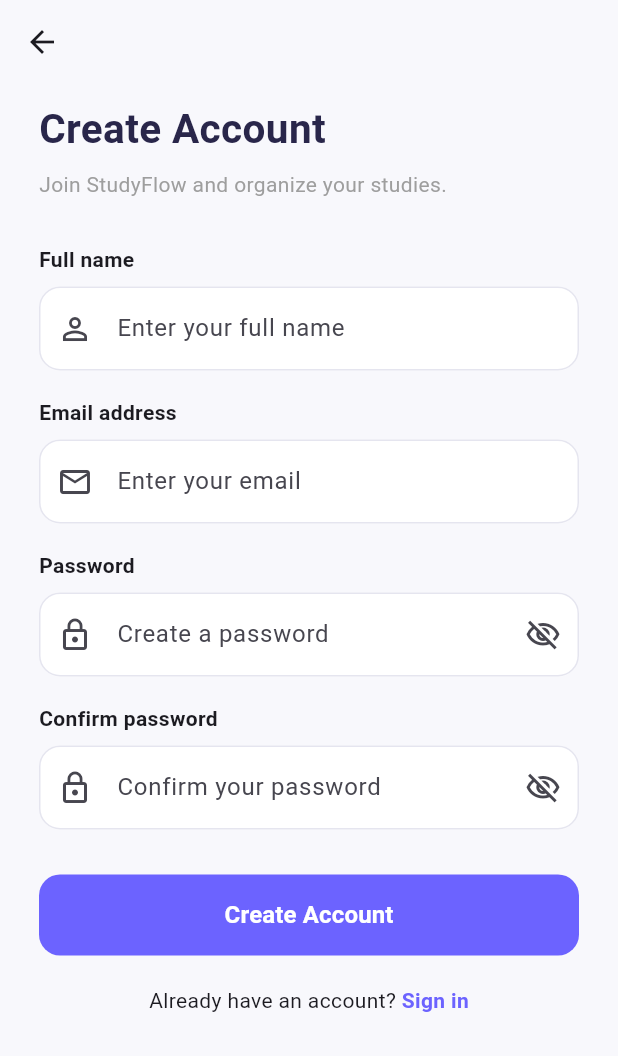
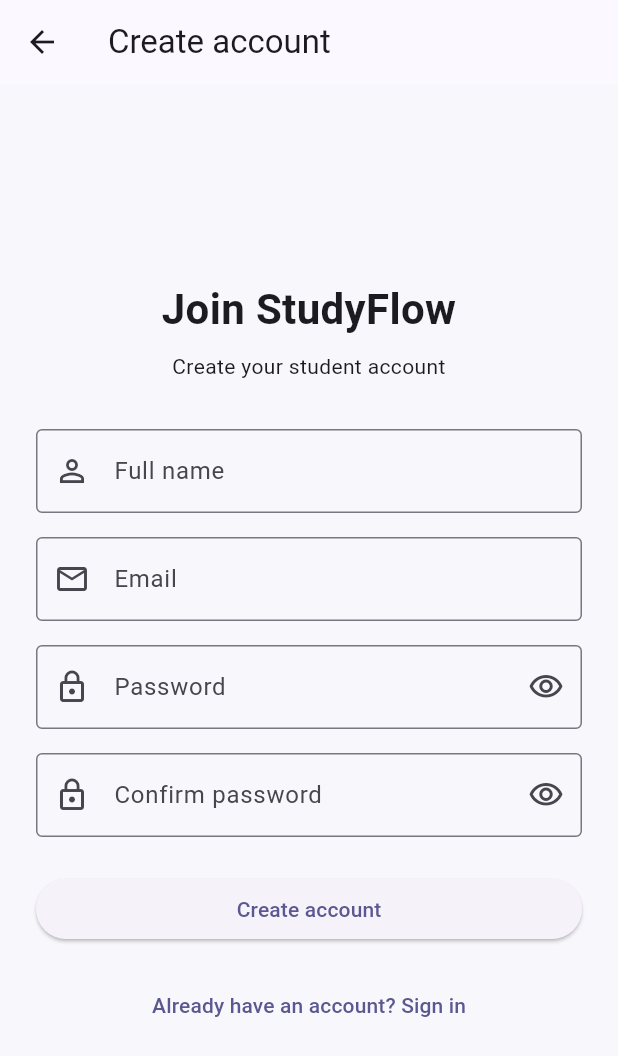
Before and after one commit to aminelanouar3/StudyFlow, a Flutter app: the RegisterScreen screen opened by its route, on a phone screen of 412 x 824 dp. Shown: the top 1056 px of the screen. Run offline on Flutter 3.47's test engine with Material 3 defaults, Android fonts, the phone set to English and light mode, and no system bars; our stand-ins replace flutter_secure_storage; accounts and stored records are empty.

Commit message:
interfaces login register verification email

```diff
--- a/studyflow_mobile/lib/screens/auth/register_screen.dart
+++ b/studyflow_mobile/lib/screens/auth/register_screen.dart
@@ -1,10 +1,9 @@
 
 import 'package:flutter/material.dart';
 
-import '../../widgets/custom_text_field.dart';
-import '../../widgets/custom_button.dart';
 import '../../services/authentication_service.dart';
-import '../../app/routes.dart';
+import 'login_screen.dart';
+import 'verify_email_screen.dart';
 
 class RegisterScreen extends StatefulWidget {
   const RegisterScreen({super.key});
@@ -21,9 +20,52 @@ class _RegisterScreenState extends State<RegisterScreen> {
   final _passwordController = TextEditingController();
   final _confirmPasswordController = TextEditingController();
 
+  bool _loading = false;
   bool _obscurePassword = true;
   bool _obscureConfirmPassword = true;
-  bool _isLoading = false;
+
+  void _showMessage(String message) {
+    if (!mounted) return;
+
+    ScaffoldMessenger.of(context).showSnackBar(
+      SnackBar(content: Text(message)),
+    );
+  }
+
+  Future<void> _register() async {
+    if (!_formKey.currentState!.validate()) return;
+
+    setState(() => _loading = true);
+
+    try {
+      final response = await AuthenticationService.register(
+        _nameController.text.trim(),
+        _emailController.text.trim(),
+        _passwordController.text,
+      );
+
+      if (!mounted) return;
+
+      if (response.success) {
+        Navigator.push(
+          context,
+          MaterialPageRoute(
+            builder: (_) => VerifyEmailScreen(
+              email: _emailController.text.trim(),
+            ),
+          ),
+        );
+      } else {
+        _showMessage(response.message);
+      }
+    } catch (e) {
+      _showMessage('Registration failed: $e');
+    } finally {
+      if (mounted) {
+        setState(() => _loading = false);
+      }
+    }
+  }
 
   @override
   void dispose() {
@@ -34,112 +76,89 @@ class _RegisterScreenState extends State<RegisterScreen> {
     super.dispose();
   }
 
-  Future<void> _register() async {
-    if (!_formKey.currentState!.validate()) return;
-
-    setState(() => _isLoading = true);
-
-    try {
-      final response = await AuthenticationService.register(
-        fullName: _nameController.text.trim(),
-        email: _emailController.text.trim(),
-        password: _passwordController.text,
-      );
-
-      if (!mounted) return;
-
-      if (response.success) {
-        ScaffoldMessenger.of(context).showSnackBar(
-          const SnackBar(
-            content: Text('Account created successfully. Please sign in.'),
-          ),
-        );
-
-        Navigator.pushReplacementNamed(context, AppRoutes.login);
-      } else {
-        ScaffoldMessenger.of(context).showSnackBar(
-          SnackBar(content: Text(response.message)),
-        );
-      }
-    } catch (e) {
-      if (!mounted) return;
-
-      ScaffoldMessenger.of(context).showSnackBar(
-        SnackBar(content: Text('Registration failed: $e')),
-      );
-    } finally {
-      if (mounted) {
-        setState(() => _isLoading = false);
-      }
-    }
-  }
-
   @override
   Widget build(BuildContext context) {
     return Scaffold(
-      appBar: AppBar(backgroundColor: Colors.transparent),
+      appBar: AppBar(
+        title: const Text('Create account'),
+      ),
       body: SafeArea(
+        child: Center(
           child: SingleChildScrollView(
-          padding: const EdgeInsets.fromLTRB(26, 10, 26, 30),
+            padding: const EdgeInsets.all(24),
             child: Form(
               key: _formKey,
               child: Column(
-              crossAxisAlignment: CrossAxisAlignment.start,
+                crossAxisAlignment: CrossAxisAlignment.stretch,
                 children: [
                   const Text(
-                  'Create Account',
+                    'Join StudyFlow',
+                    textAlign: TextAlign.center,
                     style: TextStyle(
-                    fontSize: 27,
+                      fontSize: 28,
                       fontWeight: FontWeight.bold,
-                    color: Color(0xFF29264A),
                     ),
                   ),
                   const SizedBox(height: 8),
                   const Text(
-                  'Join StudyFlow and organize your studies.',
-                  style: TextStyle(color: Colors.grey),
+                    'Create your student account',
+                    textAlign: TextAlign.center,
                   ),
-                const SizedBox(height: 30),
-                CustomTextField(
-                  label: 'Full name',
-                  hint: 'Enter your full name',
-                  prefixIcon: Icons.person_outline,
+                  const SizedBox(height: 32),
+
+                  TextFormField(
                     controller: _nameController,
+                    textCapitalization: TextCapitalization.words,
+                    decoration: const InputDecoration(
+                      labelText: 'Full name',
+                      prefixIcon: Icon(Icons.person_outline),
+                      border: OutlineInputBorder(),
+                    ),
                     validator: (value) {
                       if (value == null || value.trim().isEmpty) {
-                      return 'Please enter your name';
+                        return 'Please enter your full name.';
                       }
                       return null;
                     },
                   ),
-                const SizedBox(height: 18),
-                CustomTextField(
-                  label: 'Email address',
-                  hint: 'Enter your email',
-                  prefixIcon: Icons.email_outlined,
+                  const SizedBox(height: 16),
+
+                  TextFormField(
                     controller: _emailController,
                     keyboardType: TextInputType.emailAddress,
+                    decoration: const InputDecoration(
+                      labelText: 'Email',
+                      prefixIcon: Icon(Icons.email_outlined),
+                      border: OutlineInputBorder(),
+                    ),
                     validator: (value) {
-                    if (value == null ||
-                        !value.contains('@') ||
-                        !value.contains('.')) {
-                      return 'Enter a valid email address';
+                      if (value == null || value.trim().isEmpty) {
+                        return 'Please enter your email.';
                       }
+
+                      if (!RegExp(
+                        r'^[^@\s]+@[^@\s]+\.[^@\s]+$',
+                      ).hasMatch(value.trim())) {
+                        return 'Please enter a valid email.';
+                      }
+
                       return null;
                     },
                   ),
-                const SizedBox(height: 18),
-                CustomTextField(
-                  label: 'Password',
-                  hint: 'Create a password',
-                  prefixIcon: Icons.lock_outline,
+                  const SizedBox(height: 16),
+
+                  TextFormField(
                     controller: _passwordController,
                     obscureText: _obscurePassword,
+                    decoration: InputDecoration(
+                      labelText: 'Password',
+                      prefixIcon: const Icon(Icons.lock_outline),
+                      border: const OutlineInputBorder(),
                       suffixIcon: IconButton(
                         icon: Icon(
                           _obscurePassword
-                          ? Icons.visibility_off_outlined
-                          : Icons.visibility_outlined,
+                              ? Icons.visibility_outlined
+                              : Icons.visibility_off_outlined,
                         ),
                         onPressed: () {
                           setState(() {
@@ -147,25 +166,33 @@ class _RegisterScreenState extends State<RegisterScreen> {
                           });
                         },
                       ),
+                    ),
                     validator: (value) {
-                    if (value == null || value.length < 8) {
-                      return 'Password must contain at least 8 characters';
+                      if (value == null || value.isEmpty) {
+                        return 'Please enter a password.';
                       }
+
+                      if (value.length < 8) {
+                        return 'Password must contain at least 8 characters.';
+                      }
+
                       return null;
                     },
                   ),
-                const SizedBox(height: 18),
-                CustomTextField(
-                  label: 'Confirm password',
-                  hint: 'Confirm your password',
-                  prefixIcon: Icons.lock_outline,
+                  const SizedBox(height: 16),
+
+                  TextFormField(
                     controller: _confirmPasswordController,
                     obscureText: _obscureConfirmPassword,
+                    decoration: InputDecoration(
+                      labelText: 'Confirm password',
+                      prefixIcon: const Icon(Icons.lock_outline),
+                      border: const OutlineInputBorder(),
                       suffixIcon: IconButton(
                         icon: Icon(
                           _obscureConfirmPassword
-                          ? Icons.visibility_off_outlined
-                          : Icons.visibility_outlined,
+                              ? Icons.visibility_outlined
+                              : Icons.visibility_off_outlined,
                         ),
                         onPressed: () {
                           setState(() {
@@ -174,41 +201,46 @@ class _RegisterScreenState extends State<RegisterScreen> {
                           });
                         },
                       ),
+                    ),
                     validator: (value) {
+                      if (value == null || value.isEmpty) {
+                        return 'Please confirm your password.';
+                      }
+
                       if (value != _passwordController.text) {
-                      return 'Passwords do not match';
+                        return 'Passwords do not match.';
                       }
+
                       return null;
                     },
                   ),
-                const SizedBox(height: 30),
-                CustomButton(
-                  text: 'Create Account',
-                  onPressed: _register,
-                  isLoading: _isLoading,
+                  const SizedBox(height: 24),
+
+                  ElevatedButton(
+                    onPressed: _loading ? null : _register,
+                    child: _loading
+                        ? const SizedBox(
+                            height: 22,
+                            width: 22,
+                            child: CircularProgressIndicator(
+                              strokeWidth: 2,
                             ),
-                const SizedBox(height: 20),
-                Center(
-                  child: Wrap(
-                    alignment: WrapAlignment.center,
-                    children: [
-                      const Text('Already have an account? '),
-                      GestureDetector(
-                        onTap: () {
-                          Navigator.pushReplacementNamed(
+                          )
+                        : const Text('Create account'),
+                  ),
+                  const SizedBox(height: 16),
+
+                  TextButton(
+                    onPressed: () {
+                      Navigator.pushReplacement(
                         context,
-                            AppRoutes.login,
+                        MaterialPageRoute(
+                          builder: (_) => const LoginScreen(),
+                        ),
                       );
                     },
                     child: const Text(
-                          'Sign in',
-                          style: TextStyle(
-                            color: Color(0xFF6C63FF),
-                            fontWeight: FontWeight.bold,
-                          ),
-                        ),
-                      ),
-                    ],
+                      'Already have an account? Sign in',
                     ),
                   ),
                 ],
@@ -216,6 +248,7 @@ class _RegisterScreenState extends State<RegisterScreen> {
             ),
           ),
         ),
+      ),
     );
   }
 }
```
Also changed, not shown: studyflow_mobile/lib/screens/auth/verify_email_screen.dart (added, +189 -0 lines), studyflow_mobile/lib/services/authentication_service.dart (+66 -46 lines). Lines whose indentation alone changed are shown as unchanged.
